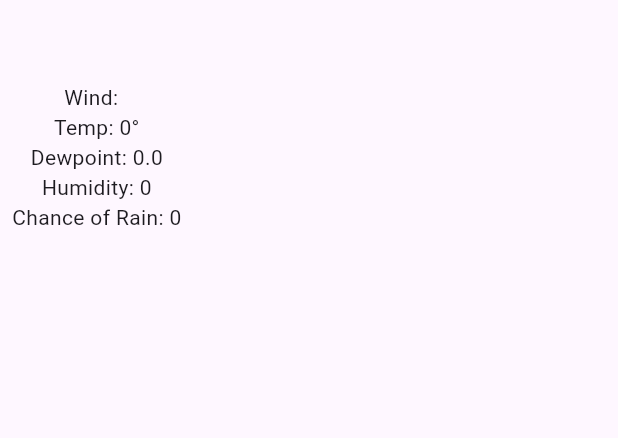
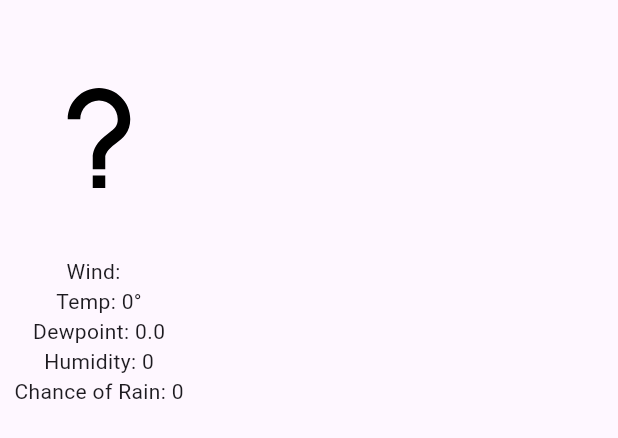
Before and after one commit to xander1111/cs492-weather-app, a Flutter app: the ForecastWidget widget shown alone on an empty page, opened directly with empty values, on a phone screen of 412 x 824 dp. Shown: the top 438 px of the screen. Run offline on Flutter 3.47's test engine with Material 3 defaults, Android fonts, the phone set to English and light mode, and no system bars; our stand-ins replace flutter_svg, geocoding, geolocator.

Commit message:
Finished work from in-class

```diff
--- a/lib/scripts/forecast.dart
+++ b/lib/scripts/forecast.dart
@@ -73,11 +73,71 @@ class Forecast{
   }
 
   String getIconPath(){
-    // TODO: Keep adding to this logic to try to get rid of question marks
-    // TODO: change the location in your android phone to at least 5 different location
-    // with different climates so you can eliminate more question marks
     if (shortForecast.toLowerCase().contains("sunny")){
       return "assets/weather_icons/sunny.svg";
+    }
+    else if (shortForecast.toLowerCase().contains("clear")){
+      if (isDaytime){
+        return "assets/weather_icons/sunny.svg";
+      }
+      else {
+        return "assets/weather_icons/clear.svg";
+      }
+    }
+    else if (shortForecast.toLowerCase().contains("mostly cloudy")){
+      if (isDaytime){
+        return "assets/weather_icons/mostly_cloudy.svg";
+      }
+      else {
+        return "assets/weather_icons/mostly_cloudy_night.svg";
+      }
+    }
+    else if (shortForecast.toLowerCase().contains("partly cloudy")){
+      if (isDaytime){
+        return "assets/weather_icons/partly_cloudy.svg";
+      }
+      else {
+        return "assets/weather_icons/partly_clear.svg";
+      }
+    }
+    else if (shortForecast.toLowerCase().contains("cloudy")){
+      return "assets/weather_icons/cloudy.svg";
+    }
+    else if (shortForecast.toLowerCase().contains("thunderstorms")){
+      return "assets/weather_icons/strong_tstorms.svg";
+    }
+    else if (shortForecast.toLowerCase().contains("drizzle")){
+      return "assets/weather_icons/drizzle.svg";
+    }
+    else if (shortForecast.toLowerCase().contains("rain showers")){
+      return "assets/weather_icons/scattered_showers.svg";
+    }
+    else if (shortForecast.toLowerCase().contains("rain")){
+      return "assets/weather_icons/droplet_heavy.svg";
+    }
+    else if (shortForecast.toLowerCase().contains("snow showers")){
+      return "assets/weather_icons/scattered_snow.svg";
+    }
+    else if (shortForecast.toLowerCase().contains("blowing snow")){
+      return "assets/weather_icons/blowing_snow.svg";
+    }
+    else if (shortForecast.toLowerCase().contains("heavy snow")){
+      return "assets/weather_icons/heavy_snow.svg";
+    }
+    else if (shortForecast.toLowerCase().contains("light snow")){
+      return "assets/weather_icons/flurries.svg";
+    }
+    else if (shortForecast.toLowerCase().contains("snow")){
+      return "assets/weather_icons/snow_showers.svg";
+    }
+    else if (shortForecast.toLowerCase().contains("frost")){
+      return "assets/weather_icons/icy.svg";
+    }
+    else if (shortForecast.toLowerCase().contains("fog")){
+      return "assets/weather_icons/fog.svg";
+    }
+    else if (shortForecast.toLowerCase().contains("sleet") || shortForecast.contains("hail")){
+      return "assets/weather_icons/sleet_hail.svg";
     }
     else {
       return "assets/weather_icons/question.svg";
--- a/lib/widgets/forecast_summary_widget.dart
+++ b/lib/widgets/forecast_summary_widget.dart
@@ -1,8 +1,9 @@
 import 'package:flutter/material.dart';
 import 'package:weatherapp/scripts/forecast.dart' as forecast;
 import 'package:weatherapp/scripts/time.dart' as time;
+import 'package:weatherapp/widgets/weather_icon_widget.dart';
 
-import 'package:flutter_svg/flutter_svg.dart';
+
 
 
 
@@ -49,26 +50,7 @@ class ForecastSummaryWidget extends StatelessWidget {
   }
 }
 
-class WeatherIconWidget extends StatelessWidget {
-  const WeatherIconWidget({
-    super.key,
-    required String iconPath,
-    required int height,
-    required int width,
-  }) : _iconPath = iconPath, _height = height, _width = width;
 
-  final String _iconPath;
-  final int _height;
-  final int _width;
-
-  @override
-  Widget build(BuildContext context) {
-    return Padding(
-      padding: const EdgeInsets.all(8.0),
-      child: SvgPicture.asset(_iconPath, height: 50, width: 50),
-    );
-  }
-}
 
 
 
--- a/lib/widgets/forecast_widget.dart
+++ b/lib/widgets/forecast_widget.dart
@@ -2,9 +2,7 @@ import 'package:flutter/material.dart';
 import 'package:weatherapp/scripts/forecast.dart' as forecast;
 import 'package:weatherapp/scripts/time.dart' as time;
 import 'package:weatherapp/scripts/math.dart' as math;
-
-// TODO: Add the icon to this widget as well
-// Make it look good.
+import 'package:weatherapp/widgets/weather_icon_widget.dart';
 
 class ForecastWidget extends StatelessWidget {
   const ForecastWidget({
@@ -22,15 +20,34 @@ class ForecastWidget extends StatelessWidget {
         child: Column(
           children: [
             ForecastNameWidget(forecast: _forecast),
+            WeatherIconWidget(iconPath: _forecast.getIconPath(), height: 100, width: 100),
             Text(_forecast.shortForecast),
             Text("Wind: ${_forecast.windSpeed} ${_forecast.windDirection}"),
             Text("Temp: ${_forecast.temperature}°${_forecast.temperatureUnit}"),
             Text(_forecast.dewpoint != null ? "Dewpoint: ${math.roundToDecimalPlaces(_forecast.dewpoint, 2)}" : ""),
             Text(_forecast.humidity != null ? "Humidity: ${_forecast.humidity}" : ""),
             Text(_forecast.precipitationProbability != null ? "Chance of Rain: ${_forecast.precipitationProbability}" : ""),
+            DetailedForecastWidget(forecast: _forecast)
           ],
         ),
       ),
+    );
+  }
+}
+
+class DetailedForecastWidget extends StatelessWidget {
+  const DetailedForecastWidget({
+    super.key,
+    required forecast.Forecast forecast,
+  }) : _forecast = forecast;
+
+  final forecast.Forecast _forecast;
+
+  @override
+  Widget build(BuildContext context) {
+    return Padding(
+      padding: const EdgeInsets.all(15.0),
+      child: Text(_forecast.detailedForecast ?? ""),
     );
   }
 }
--- /dev/null
+++ b/lib/widgets/weather_icon_widget.dart
@@ -0,0 +1,24 @@
+import 'package:flutter/material.dart';
+
+import 'package:flutter_svg/flutter_svg.dart';
+
+class WeatherIconWidget extends StatelessWidget {
+  const WeatherIconWidget({
+    super.key,
+    required String iconPath,
+    required double height,
+    required double width,
+  }) : _iconPath = iconPath, _height = height, _width = width;
+
+  final String _iconPath;
+  final double _height;
+  final double _width;
+
+  @override
+  Widget build(BuildContext context) {
+    return Padding(
+      padding: const EdgeInsets.all(8.0),
+      child: SvgPicture.asset(_iconPath, height: _height, width: _width),
+    );
+  }
+}
```
